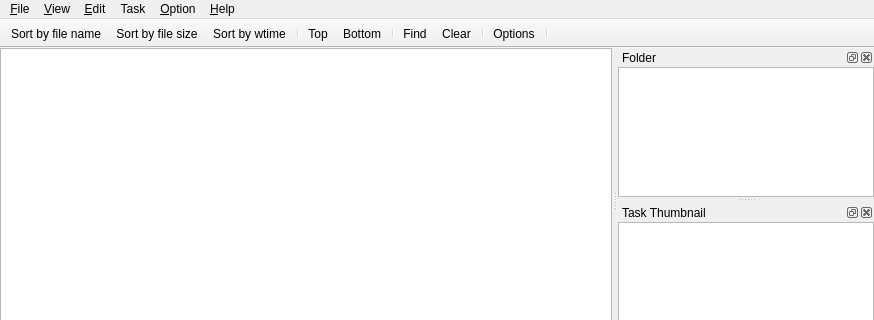
ambiesoft/SceneExplorer, file src/mainwindow.ui: the form before one commit; both pictures show x 0 to 874 and y 0 to 320 of the 874 by 590 pixel window.
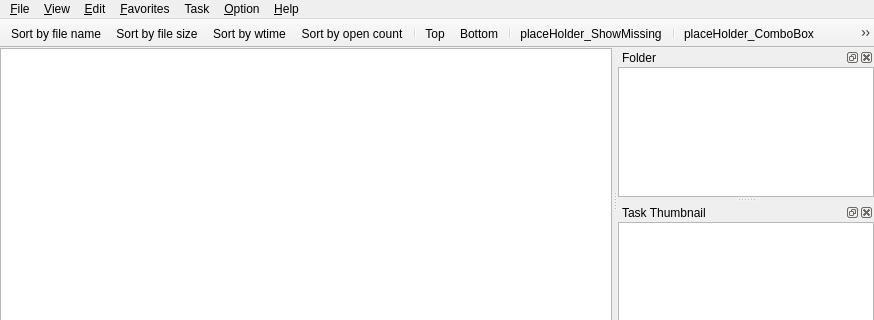
The form after the commit. Custom widgets are drawn as their Qt base class.

```diff
--- a/src/mainwindow.ui
+++ b/src/mainwindow.ui
@@ -69,7 +69,7 @@
      <x>0</x>
      <y>0</y>
      <width>874</width>
-     <height>18</height>
+     <height>21</height>
     </rect>
    </property>
    <widget class="QMenu" name="menu_File">
@@ -129,9 +129,17 @@
     <addaction name="action_Top"/>
     <addaction name="action_Bottom"/>
    </widget>
+   <widget class="QMenu" name="menu_Favorites">
+    <property name="title">
+     <string>&amp;Favorites</string>
+    </property>
+    <addaction name="action_Add_current_check_states"/>
+    <addaction name="separator"/>
+   </widget>
    <addaction name="menu_File"/>
    <addaction name="menu_View"/>
    <addaction name="menu_Edit"/>
+   <addaction name="menu_Favorites"/>
    <addaction name="menu_Task"/>
    <addaction name="menu_Option"/>
    <addaction name="menu_Help"/>
@@ -155,10 +163,14 @@
    <addaction name="actionSort_by_file_name"/>
    <addaction name="actionSort_by_file_size"/>
    <addaction name="actionSort_by_wtime"/>
+   <addaction name="actionSort_by_open_count"/>
    <addaction name="separator"/>
    <addaction name="action_Top"/>
    <addaction name="action_Bottom"/>
    <addaction name="separator"/>
+   <addaction name="placeHolder_ShowMissing"/>
+   <addaction name="separator"/>
+   <addaction name="placeHolder_ComboBox"/>
    <addaction name="action_Find"/>
    <addaction name="action_Clear"/>
    <addaction name="separator"/>
@@ -406,6 +418,26 @@
     <string>&amp;Clear</string>
    </property>
   </action>
+  <action name="placeHolder_ShowMissing">
+   <property name="text">
+    <string>placeHolder_ShowMissing</string>
+   </property>
+  </action>
+  <action name="placeHolder_ComboBox">
+   <property name="text">
+    <string>placeHolder_ComboBox</string>
+   </property>
+  </action>
+  <action name="action_Add_current_check_states">
+   <property name="text">
+    <string>&amp;Add current check states</string>
+   </property>
+  </action>
+  <action name="actionSort_by_open_count">
+   <property name="text">
+    <string>Sort by open count</string>
+   </property>
+  </action>
  </widget>
  <layoutdefault spacing="6" margin="11"/>
  <customwidgets>
```
Left out of the diff: 2 changed lines with no effect on the pictures.
